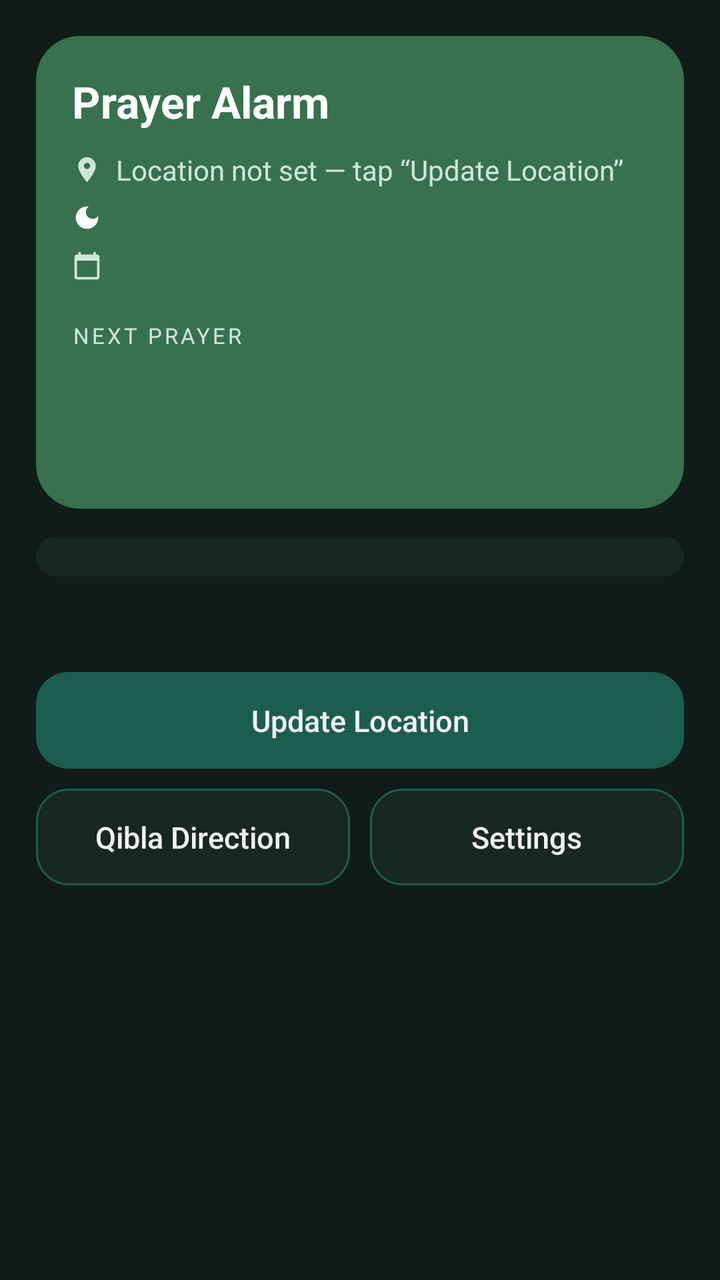
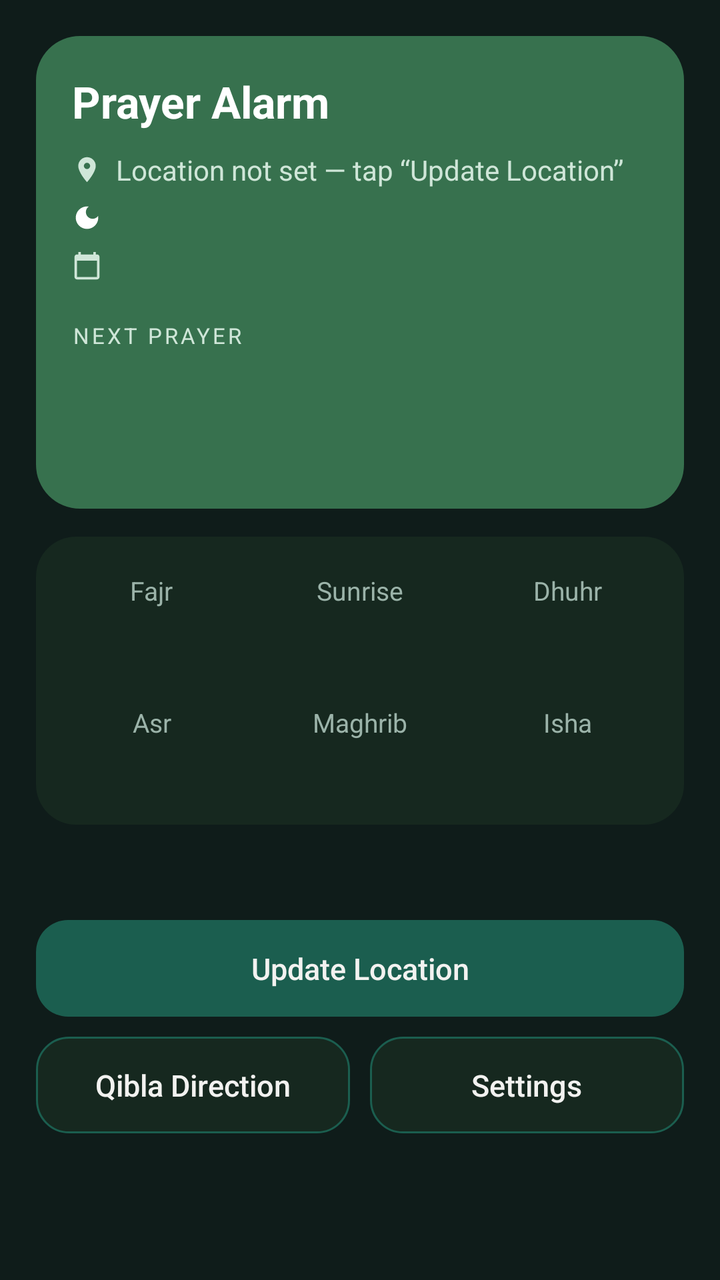

Compare the two renders of this Android layout. The source of the first and the diff that turns it into the second are given below.
<!-- AndroidManifest.xml: application theme Theme.PrayerAlarm -->
<!-- res/layout/activity_main.xml -->
<?xml version="1.0" encoding="utf-8"?>
<ScrollView xmlns:android="http://schemas.android.com/apk/res/android"
    android:layout_width="match_parent"
    android:layout_height="match_parent"
    android:background="@color/background"
    android:fillViewport="true">

    <LinearLayout
        android:layout_width="match_parent"
        android:layout_height="wrap_content"
        android:orientation="vertical"
        android:padding="18dp">

        <LinearLayout
            android:layout_width="match_parent"
            android:layout_height="wrap_content"
            android:background="@drawable/header_card_bg"
            android:orientation="vertical"
            android:padding="18dp">

            <TextView
                android:id="@+id/textAppTitle"
                android:layout_width="wrap_content"
                android:layout_height="wrap_content"
                android:text="@string/app_name"
                android:textColor="@color/widget_on_header"
                android:textSize="22sp"
                android:textStyle="bold" />

            <LinearLayout
                android:layout_width="match_parent"
                android:layout_height="wrap_content"
                android:layout_marginTop="10dp"
                android:gravity="center_vertical"
                android:orientation="horizontal">

                <ImageView
                    android:layout_width="15dp"
                    android:layout_height="15dp"
                    android:contentDescription="@string/app_name"
                    android:src="@drawable/ic_widget_pin" />

                <TextView
                    android:id="@+id/textLocation"
                    android:layout_width="match_parent"
                    android:layout_height="wrap_content"
                    android:layout_marginStart="7dp"
                    android:ellipsize="end"
                    android:maxLines="1"
                    android:text="@string/label_no_location"
                    android:textColor="@color/widget_on_header_dim"
                    android:textSize="14sp" />
            </LinearLayout>

            <LinearLayout
                android:layout_width="match_parent"
                android:layout_height="wrap_content"
                android:layout_marginTop="5dp"
                android:gravity="center_vertical"
                android:orientation="horizontal">

                <ImageView
                    android:layout_width="15dp"
                    android:layout_height="15dp"
                    android:contentDescription="@string/app_name"
                    android:src="@drawable/ic_widget_moon" />

                <TextView
                    android:id="@+id/textHijriDate"
                    android:layout_width="match_parent"
                    android:layout_height="wrap_content"
                    android:layout_marginStart="7dp"
                    android:ellipsize="end"
                    android:maxLines="1"
                    android:textColor="@color/widget_on_header_dim"
                    android:textSize="14sp" />
            </LinearLayout>

            <LinearLayout
                android:layout_width="match_parent"
                android:layout_height="wrap_content"
                android:layout_marginTop="5dp"
                android:gravity="center_vertical"
                android:orientation="horizontal">

                <ImageView
                    android:layout_width="15dp"
                    android:layout_height="15dp"
                    android:contentDescription="@string/app_name"
                    android:src="@drawable/ic_widget_calendar" />

                <TextView
                    android:id="@+id/textGregorianDate"
                    android:layout_width="match_parent"
                    android:layout_height="wrap_content"
                    android:layout_marginStart="7dp"
                    android:ellipsize="end"
                    android:maxLines="1"
                    android:textColor="@color/widget_on_header_dim"
                    android:textSize="14sp" />
            </LinearLayout>

            <TextView
                android:layout_width="wrap_content"
                android:layout_height="wrap_content"
                android:layout_marginTop="18dp"
                android:letterSpacing="0.12"
                android:text="@string/label_next_header"
                android:textColor="@color/widget_on_header_dim"
                android:textSize="11sp" />

            <LinearLayout
                android:layout_width="match_parent"
                android:layout_height="wrap_content"
                android:layout_marginTop="2dp"
                android:baselineAligned="true"
                android:orientation="horizontal">

                <TextView
                    android:id="@+id/textNextPrayerName"
                    android:layout_width="0dp"
                    android:layout_height="wrap_content"
                    android:layout_weight="1"
                    android:ellipsize="end"
                    android:maxLines="1"
                    android:textColor="@color/widget_on_header"
                    android:textSize="30sp"
                    android:textStyle="bold" />

                <TextView
                    android:id="@+id/textNextPrayerTime"
                    android:layout_width="wrap_content"
                    android:layout_height="wrap_content"
                    android:textColor="@color/widget_highlight"
                    android:textSize="24sp"
                    android:textStyle="bold" />
            </LinearLayout>

            <TextView
                android:id="@+id/textNextCountdown"
                android:layout_width="match_parent"
                android:layout_height="wrap_content"
                android:textColor="@color/widget_on_header_dim"
                android:textSize="14sp" />
        </LinearLayout>

        <LinearLayout
            android:id="@+id/prayerListContainer"
            android:layout_width="match_parent"
            android:layout_height="wrap_content"
            android:layout_marginTop="14dp"
            android:background="@drawable/card_bg"
            android:orientation="vertical"
            android:padding="10dp" />

        <TextView
            android:id="@+id/textLastThird"
            android:layout_width="match_parent"
            android:layout_height="wrap_content"
            android:layout_marginTop="12dp"
            android:paddingStart="6dp"
            android:paddingEnd="6dp"
            android:textColor="@color/muted"
            android:textSize="13sp" />

        <TextView
            android:id="@+id/textExactAlarmWarning"
            android:layout_width="match_parent"
            android:layout_height="wrap_content"
            android:layout_marginTop="14dp"
            android:background="@drawable/card_bg"
            android:padding="14dp"
            android:text="@string/settings_exact_alarm_warning"
            android:textColor="@color/accent"
            android:textSize="13sp"
            android:visibility="gone" />

        <Button
            android:id="@+id/buttonUpdateLocation"
            android:layout_width="match_parent"
            android:layout_height="wrap_content"
            android:layout_marginTop="18dp"
            android:background="@drawable/btn_primary_bg"
            android:paddingTop="14dp"
            android:paddingBottom="14dp"
            android:stateListAnimator="@null"
            android:text="@string/btn_refresh_location"
            android:textAllCaps="false"
            android:textColor="@color/on_surface"
            android:textSize="15sp" />

        <LinearLayout
            android:layout_width="match_parent"
            android:layout_height="wrap_content"
            android:layout_marginTop="10dp"
            android:orientation="horizontal">

            <Button
                android:id="@+id/buttonQibla"
                android:layout_width="0dp"
                android:layout_height="wrap_content"
                android:layout_weight="1"
                android:background="@drawable/btn_secondary_bg"
                android:paddingTop="14dp"
                android:paddingBottom="14dp"
                android:stateListAnimator="@null"
                android:text="@string/btn_qibla"
                android:textAllCaps="false"
                android:textColor="@color/on_surface"
                android:textSize="15sp" />

            <Button
                android:id="@+id/buttonSettings"
                android:layout_width="0dp"
                android:layout_height="wrap_content"
                android:layout_marginStart="10dp"
                android:layout_weight="1"
                android:background="@drawable/btn_secondary_bg"
                android:paddingTop="14dp"
                android:paddingBottom="14dp"
                android:stateListAnimator="@null"
                android:text="@string/btn_settings"
                android:textAllCaps="false"
                android:textColor="@color/on_surface"
                android:textSize="15sp" />
        </LinearLayout>

    </LinearLayout>
</ScrollView>
<!-- resources referenced by this layout -->
<resources>
  <color name="accent">#D4AF37</color>
  <color name="background">#0F1C1A</color>
  <color name="muted">#9BB3A9</color>
  <color name="on_surface">#F2F2F0</color>
  <color name="widget_highlight">#8FE3AE</color>
  <color name="widget_on_header">#FFFFFF</color>
  <color name="widget_on_header_dim">#CFE6D8</color>
  <!-- drawable btn_primary_bg (drawable) -->
  <?xml version="1.0" encoding="utf-8"?>
  <shape xmlns:android="http://schemas.android.com/apk/res/android" android:shape="rectangle">
      <solid android:color="@color/primary" />
      <corners android:radius="16dp" />
  </shape>
  <!-- drawable btn_secondary_bg (drawable) -->
  <?xml version="1.0" encoding="utf-8"?>
  <shape xmlns:android="http://schemas.android.com/apk/res/android" android:shape="rectangle">
      <solid android:color="@color/surface" />
      <corners android:radius="16dp" />
      <stroke android:width="1dp" android:color="@color/primary" />
  </shape>
  <!-- drawable card_bg (drawable) -->
  <?xml version="1.0" encoding="utf-8"?>
  <shape xmlns:android="http://schemas.android.com/apk/res/android" android:shape="rectangle">
      <solid android:color="@color/surface" />
      <corners android:radius="20dp" />
  </shape>
  <!-- drawable header_card_bg (drawable) -->
  <?xml version="1.0" encoding="utf-8"?>
  <shape xmlns:android="http://schemas.android.com/apk/res/android" android:shape="rectangle">
      <solid android:color="@color/widget_header" />
      <corners android:radius="22dp" />
  </shape>
  <!-- drawable ic_widget_calendar (drawable) -->
  <?xml version="1.0" encoding="utf-8"?>
  <vector xmlns:android="http://schemas.android.com/apk/res/android"
      android:width="24dp" android:height="24dp"
      android:viewportWidth="24" android:viewportHeight="24"
      android:tint="@color/widget_on_header_dim">
      <path android:fillColor="#FFFFFF"
          android:pathData="M20,3h-1V1h-2v2H7V1H5v2H4C2.9,3 2,3.9 2,5v16c0,1.1 0.9,2 2,2h16c1.1,0 2,-0.9 2,-2V5C22,3.9 21.1,3 20,3zM20,21H4V8h16V21z" />
  </vector>
  <!-- drawable ic_widget_pin (drawable) -->
  <?xml version="1.0" encoding="utf-8"?>
  <vector xmlns:android="http://schemas.android.com/apk/res/android"
      android:width="24dp" android:height="24dp"
      android:viewportWidth="24" android:viewportHeight="24"
      android:tint="@color/widget_on_header_dim">
      <path android:fillColor="#FFFFFF"
          android:pathData="M12,2C8.13,2 5,5.13 5,9c0,5.25 7,13 7,13s7,-7.75 7,-13C19,5.13 15.87,2 12,2zM12,11.5c-1.38,0 -2.5,-1.12 -2.5,-2.5s1.12,-2.5 2.5,-2.5s2.5,1.12 2.5,2.5S13.38,11.5 12,11.5z" />
  </vector>
  <string name="app_name">Prayer Alarm</string>
  <string name="btn_qibla">Qibla Direction</string>
  <string name="btn_refresh_location">Update Location</string>
  <string name="btn_settings">Settings</string>
  <string name="label_next_header">NEXT PRAYER</string>
  <string name="label_no_location">Location not set — tap “Update Location”</string>
  <string name="settings_exact_alarm_warning">Exact alarms are not permitted. Tap to grant permission so prayer alarms fire on time.</string>
  <style name="Theme.PrayerAlarm" parent="Theme.MaterialComponents.DayNight.NoActionBar">
          <item name="colorPrimary">@color/primary</item>
          <item name="colorPrimaryDark">@color/primary_dark</item>
          <item name="colorAccent">@color/accent</item>
          <item name="android:windowBackground">@color/background</item>
      </style>
  <color name="primary">#1B5E4F</color>
  <color name="surface">#16281F</color>
  <color name="widget_header">#37714E</color>
  <color name="primary_dark">#0F3D33</color>
</resources>

<!-- the commit's change to res/layout/activity_main.xml (unified diff, before → after) -->
@@ -145,13 +145,209 @@
         </LinearLayout>
 
         <LinearLayout
-            android:id="@+id/prayerListContainer"
+            android:id="@+id/prayerGrid"
             android:layout_width="match_parent"
             android:layout_height="wrap_content"
             android:layout_marginTop="14dp"
             android:background="@drawable/card_bg"
             android:orientation="vertical"
-            android:padding="10dp" />
+            android:paddingStart="6dp"
+            android:paddingTop="6dp"
+            android:paddingEnd="6dp"
+            android:paddingBottom="6dp">
+
+        <LinearLayout
+            android:layout_width="match_parent"
+            android:layout_height="wrap_content"
+            android:orientation="horizontal">
+
+            <LinearLayout
+                android:id="@+id/cellFajr"
+                android:layout_width="0dp"
+                android:layout_height="wrap_content"
+                android:layout_weight="1"
+                android:gravity="center_horizontal"
+                android:orientation="vertical"
+                android:paddingTop="12dp"
+                android:paddingBottom="12dp">
+
+                <TextView
+                    android:id="@+id/nameFajr"
+                    android:layout_width="wrap_content"
+                    android:layout_height="wrap_content"
+                    android:maxLines="1"
+                    android:text="@string/prayer_fajr"
+                    android:textColor="@color/muted"
+                    android:textSize="13sp" />
+
+                <TextView
+                    android:id="@+id/timeFajr"
+                    android:layout_width="wrap_content"
+                    android:layout_height="wrap_content"
+                    android:layout_marginTop="4dp"
+                    android:maxLines="1"
+                    android:textColor="@color/on_surface"
+                    android:textSize="15sp"
+                    android:textStyle="bold" />
+            </LinearLayout>
+
+            <LinearLayout
+                android:id="@+id/cellSunrise"
+                android:layout_width="0dp"
+                android:layout_height="wrap_content"
+                android:layout_weight="1"
+                android:gravity="center_horizontal"
+                android:orientation="vertical"
+                android:paddingTop="12dp"
+                android:paddingBottom="12dp">
+
+                <TextView
+                    android:id="@+id/nameSunrise"
+                    android:layout_width="wrap_content"
+                    android:layout_height="wrap_content"
+                    android:maxLines="1"
+                    android:text="@string/prayer_sunrise"
+                    android:textColor="@color/muted"
+                    android:textSize="13sp" />
+
+                <TextView
+                    android:id="@+id/timeSunrise"
+                    android:layout_width="wrap_content"
+                    android:layout_height="wrap_content"
+                    android:layout_marginTop="4dp"
+                    android:maxLines="1"
+                    android:textColor="@color/on_surface"
+                    android:textSize="15sp"
+                    android:textStyle="bold" />
+            </LinearLayout>
+
+            <LinearLayout
+                android:id="@+id/cellDhuhr"
+                android:layout_width="0dp"
+                android:layout_height="wrap_content"
+                android:layout_weight="1"
+                android:gravity="center_horizontal"
+                android:orientation="vertical"
+                android:paddingTop="12dp"
+                android:paddingBottom="12dp">
+
+                <TextView
+                    android:id="@+id/nameDhuhr"
+                    android:layout_width="wrap_content"
+                    android:layout_height="wrap_content"
+                    android:maxLines="1"
+                    android:text="@string/prayer_dhuhr"
+                    android:textColor="@color/muted"
+                    android:textSize="13sp" />
+
+                <TextView
+                    android:id="@+id/timeDhuhr"
+                    android:layout_width="wrap_content"
+                    android:layout_height="wrap_content"
+                    android:layout_marginTop="4dp"
+                    android:maxLines="1"
+                    android:textColor="@color/on_surface"
+                    android:textSize="15sp"
+                    android:textStyle="bold" />
+            </LinearLayout>
+        </LinearLayout>
+
+        <LinearLayout
+            android:layout_width="match_parent"
+            android:layout_height="wrap_content"
+            android:orientation="horizontal">
+
+            <LinearLayout
+                android:id="@+id/cellAsr"
+                android:layout_width="0dp"
+                android:layout_height="wrap_content"
+                android:layout_weight="1"
+                android:gravity="center_horizontal"
+                android:orientation="vertical"
+                android:paddingTop="12dp"
+                android:paddingBottom="12dp">
+
+                <TextView
+                    android:id="@+id/nameAsr"
+                    android:layout_width="wrap_content"
+                    android:layout_height="wrap_content"
+                    android:maxLines="1"
+                    android:text="@string/prayer_asr"
+                    android:textColor="@color/muted"
+                    android:textSize="13sp" />
+
+                <TextView
+                    android:id="@+id/timeAsr"
+                    android:layout_width="wrap_content"
+                    android:layout_height="wrap_content"
+                    android:layout_marginTop="4dp"
+                    android:maxLines="1"
+                    android:textColor="@color/on_surface"
+                    android:textSize="15sp"
+                    android:textStyle="bold" />
+            </LinearLayout>
+
+            <LinearLayout
+                android:id="@+id/cellMaghrib"
+                android:layout_width="0dp"
+                android:layout_height="wrap_content"
+                android:layout_weight="1"
+                android:gravity="center_horizontal"
+                android:orientation="vertical"
+                android:paddingTop="12dp"
+                android:paddingBottom="12dp">
+
+                <TextView
+                    android:id="@+id/nameMaghrib"
+                    android:layout_width="wrap_content"
+                    android:layout_height="wrap_content"
+                    android:maxLines="1"
+                    android:text="@string/prayer_maghrib"
+                    android:textColor="@color/muted"
+                    android:textSize="13sp" />
+
+                <TextView
+                    android:id="@+id/timeMaghrib"
+                    android:layout_width="wrap_content"
+                    android:layout_height="wrap_content"
+                    android:layout_marginTop="4dp"
+                    android:maxLines="1"
+                    android:textColor="@color/on_surface"
+                    android:textSize="15sp"
+                    android:textStyle="bold" />
+            </LinearLayout>
+
+            <LinearLayout
+                android:id="@+id/cellIsha"
+                android:layout_width="0dp"
+                android:layout_height="wrap_content"
+                android:layout_weight="1"
+                android:gravity="center_horizontal"
+                android:orientation="vertical"
+                android:paddingTop="12dp"
+                android:paddingBottom="12dp">
+
+                <TextView
+                    android:id="@+id/nameIsha"
+                    android:layout_width="wrap_content"
+                    android:layout_height="wrap_content"
+                    android:maxLines="1"
+                    android:text="@string/prayer_isha"
+                    android:textColor="@color/muted"
+                    android:textSize="13sp" />
+
+                <TextView
+                    android:id="@+id/timeIsha"
+                    android:layout_width="wrap_content"
+                    android:layout_height="wrap_content"
+                    android:layout_marginTop="4dp"
+                    android:maxLines="1"
+                    android:textColor="@color/on_surface"
+                    android:textSize="15sp"
+                    android:textStyle="bold" />
+            </LinearLayout>
+        </LinearLayout>
+        </LinearLayout>
 
         <TextView
             android:id="@+id/textLastThird"
<!-- resource entries referenced after the edit -->
@@ -56,6 +56,12 @@
   <string name="btn_settings">Settings</string>
   <string name="label_next_header">NEXT PRAYER</string>
   <string name="label_no_location">Location not set — tap “Update Location”</string>
+  <string name="prayer_asr">Asr</string>
+  <string name="prayer_dhuhr">Dhuhr</string>
+  <string name="prayer_fajr">Fajr</string>
+  <string name="prayer_isha">Isha</string>
+  <string name="prayer_maghrib">Maghrib</string>
+  <string name="prayer_sunrise">Sunrise</string>
   <string name="settings_exact_alarm_warning">Exact alarms are not permitted. Tap to grant permission so prayer alarms fire on time.</string>
   <style name="Theme.PrayerAlarm" parent="Theme.MaterialComponents.DayNight.NoActionBar">
           <item name="colorPrimary">@color/primary</item>
